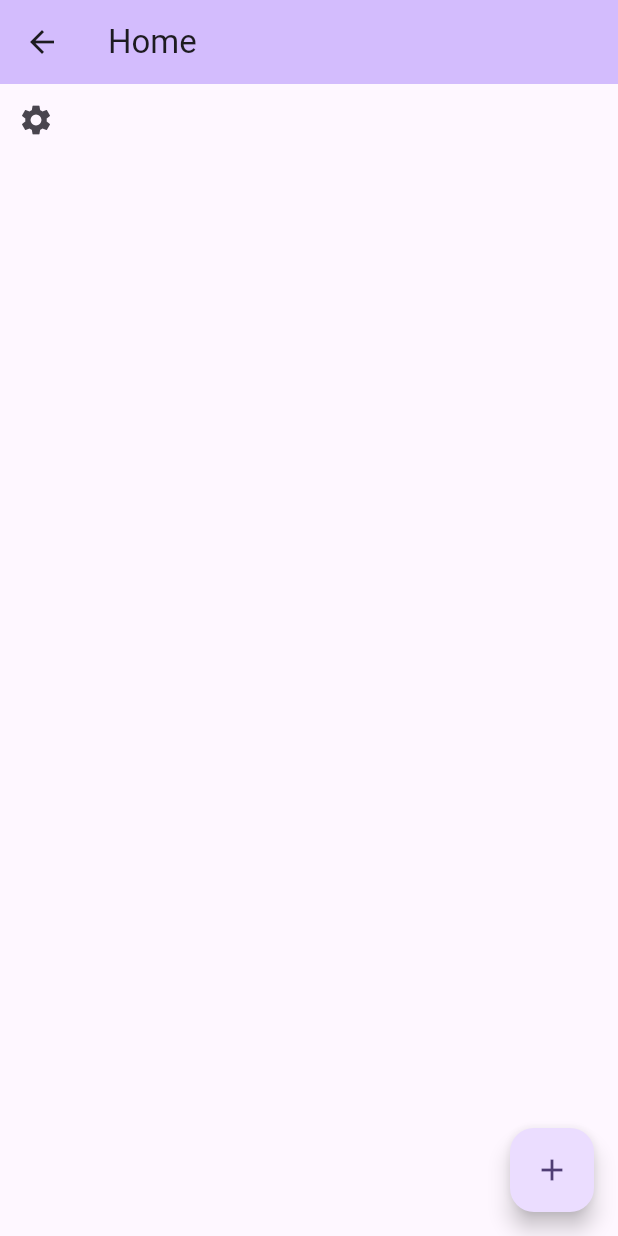
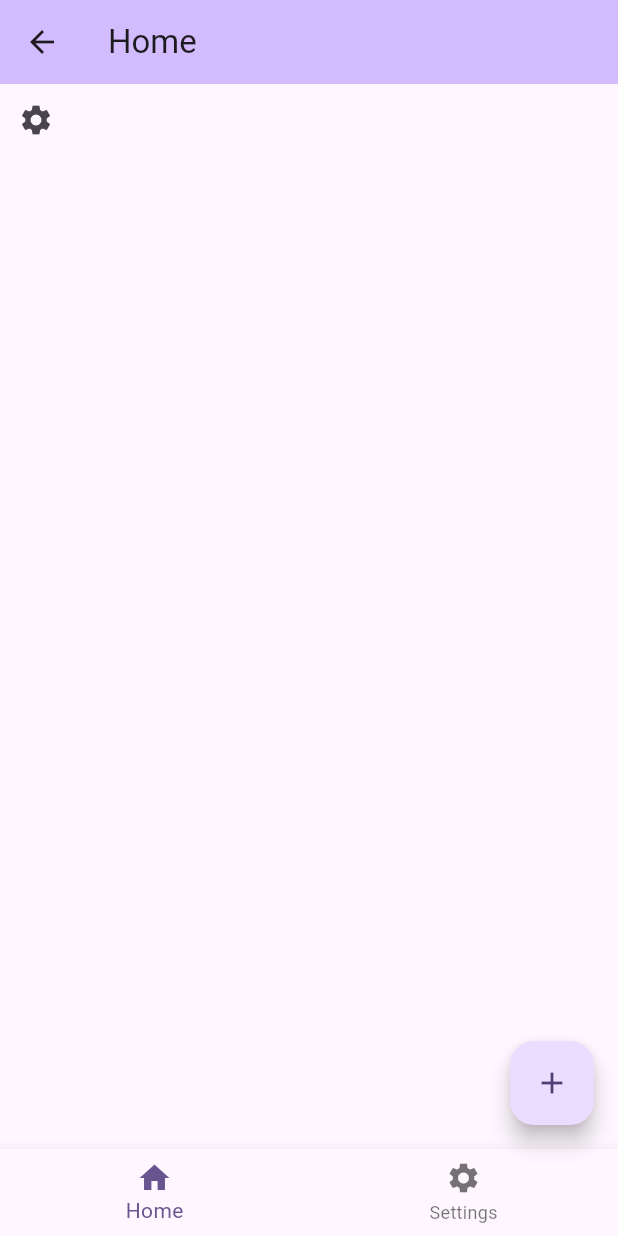
Before and after one commit to nabind47/learn_flutter, a Flutter app: the SettingsScreen screen opened by its route, after a tap on "Back to home", on a phone screen of 412 x 824 dp. Run offline on Flutter 3.47's test engine with Material 3 defaults, Android fonts, the phone set to English and light mode, and no system bars.

Commit message:
feat: bottom navigation

```diff
--- a/lib/screens/home_screen.dart
+++ b/lib/screens/home_screen.dart
@@ -1,4 +1,5 @@
 import 'package:flutter/material.dart';
+import 'package:learn_flutter/screens/setting_screen.dart';
 
 class MyHomePage extends StatefulWidget {
   const MyHomePage({super.key, required this.title});
@@ -18,22 +19,39 @@ class _MyHomePageState extends State<MyHomePage> {
     });
   }
 
+  int _currIndex = 0;
+
   @override
   Widget build(BuildContext context) {
+    var homePageScreen = Column(
+      children: [
+        IconButton(
+            onPressed: () {
+              Navigator.pushNamed(context, "/settings");
+            },
+            icon: const Icon(Icons.settings))
+      ],
+    );
+    List<Widget> screenList = [homePageScreen, const SettingsScreen()];
+
     return Scaffold(
       appBar: AppBar(
         backgroundColor: Theme.of(context).colorScheme.inversePrimary,
         title: Text(widget.title),
       ),
-      body: Column(
-        children: [
-          IconButton(
-              onPressed: () {
-                Navigator.pushNamed(context, "/settings");
-              },
-              icon: const Icon(Icons.settings))
-        ],
-      ),
+      bottomNavigationBar: BottomNavigationBar(
+          currentIndex: _currIndex,
+          onTap: (value) {
+            setState(() {
+              _currIndex = value;
+            });
+          },
+          items: const [
+            BottomNavigationBarItem(icon: Icon(Icons.home), label: "Home"),
+            BottomNavigationBarItem(
+                icon: Icon(Icons.settings), label: "Settings")
+          ]),
+      body: screenList[_currIndex],
       floatingActionButton: FloatingActionButton(
         onPressed: _incrementCounter,
         tooltip: 'Increment',
--- a/lib/screens/setting_screen.dart
+++ b/lib/screens/setting_screen.dart
@@ -6,11 +6,12 @@ class SettingsScreen extends StatelessWidget {
   @override
   Widget build(BuildContext context) {
     return Scaffold(
-        appBar: AppBar(title: const Text("Settings")),
         body: Container(
-            child: GestureDetector(
-          child: const Text("Back to home"),
-          onTap: () => Navigator.pushReplacementNamed(context, "/"),
-        )));
+            child: Center(
+      child: GestureDetector(
+        child: const Text("Back to home"),
+        onTap: () => Navigator.pushReplacementNamed(context, "/"),
+      ),
+    )));
   }
 }
```
Also changed, not shown: 1 other file.
